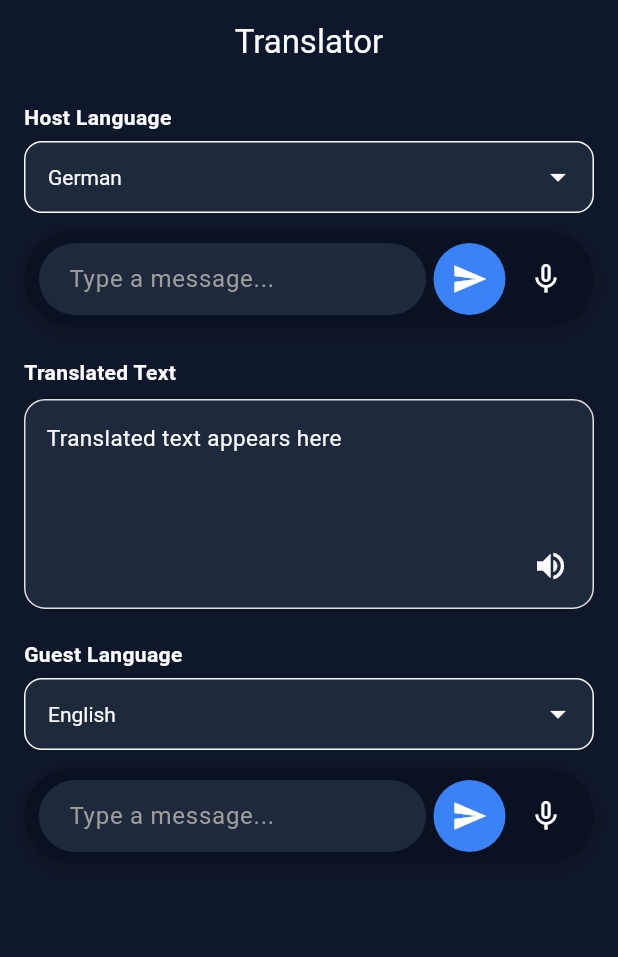
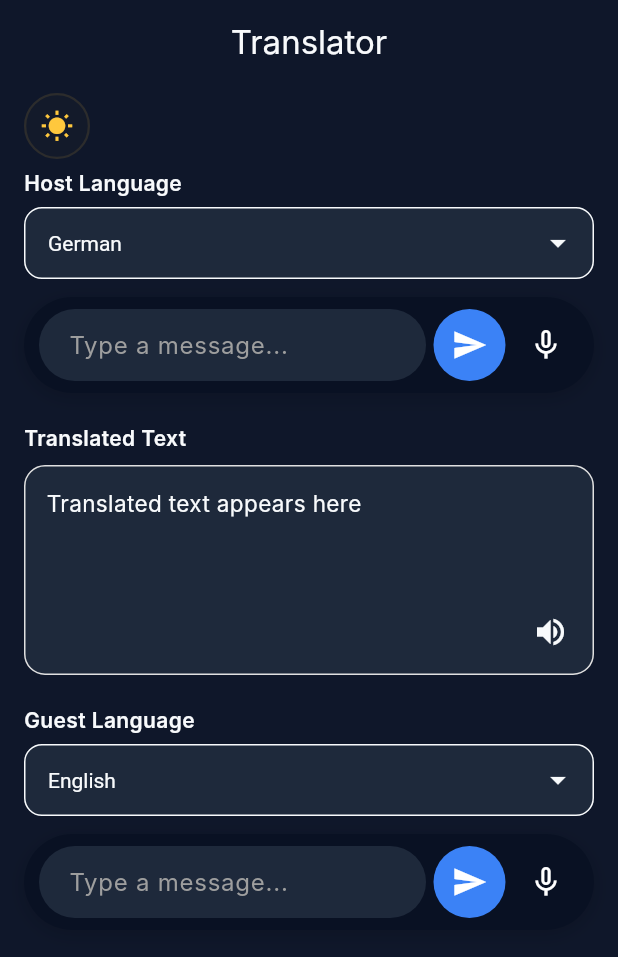
Before and after one commit to yudhisthira123/translation_ollama, a Flutter app: the screen it shows after launch, on a phone screen of 412 x 824 dp. Shown: the top 957 px of the screen. Run offline on Flutter 3.47's test engine with Material 3 defaults, Android fonts, the phone set to English and light mode, and no system bars; our stand-ins replace flutter_tts, speech_to_text; missing offline and left inert: ollama_dart; Roboto replaces fonts that are missing (Inter).

Commit message:
Theme added, minor fixes....

```diff
--- /dev/null
+++ b/lib/apptheme/apptheme.dart
@@ -0,0 +1,38 @@
+import 'package:flutter/material.dart';
+
+import '../constants.dart';
+
+enum AppTheme {
+  dark,
+  light,
+}
+
+
+class AppThemes {
+  static final ThemeData dark = ThemeData(
+    brightness: Brightness.dark,
+    scaffoldBackgroundColor: AppColor.darkBgColor,// BG Color
+    primaryColor: AppColor.darkPriBtnColor,// PRIMARY BTN Color
+    secondaryHeaderColor: AppColor.darkChatWidgetBgColor,// ChatWidgetBg Color
+    fontFamily: 'Inter',
+    cardColor: AppColor.darkCardColor,//CARD COLOR
+    colorScheme: const ColorScheme.dark(
+      primary: AppColor.darkAccentColor,// Accent Color
+      secondary: AppColor.darkTextColor,// Text Color
+    ),
+  );
+
+  static final ThemeData light = ThemeData(
+    brightness: Brightness.light,
+    scaffoldBackgroundColor: AppColor.lightBgColor,
+    primaryColor: AppColor.lightPriBtnColor,
+    secondaryHeaderColor: AppColor.lightChatWidgetBgColor,
+    fontFamily: 'Inter',
+    cardColor: AppColor.lightCardColor,
+    colorScheme: const ColorScheme.light(
+      primary: AppColor.lightAccentColor,
+      secondary: AppColor.lightTextColor,
+    ),
+  );
+
+}
--- /dev/null
+++ b/lib/apptheme/theme_provider.dart
@@ -0,0 +1,23 @@
+import 'package:flutter/material.dart';
+
+import 'apptheme.dart';
+
+class ThemeProvider extends ChangeNotifier {
+  AppTheme _currentTheme = AppTheme.dark;
+
+  AppTheme get currentTheme => _currentTheme;
+
+  ThemeData get themeData {
+    switch (_currentTheme) {
+      case AppTheme.light:
+        return AppThemes.light;
+      case AppTheme.dark:
+        return AppThemes.dark;
+    }
+  }
+
+  void setTheme(AppTheme theme) {
+    _currentTheme = theme;
+    notifyListeners();
+  }
+}
--- a/lib/constants.dart
+++ b/lib/constants.dart
@@ -2,9 +2,17 @@
 import 'dart:ui';
 
 class AppColor {
-  static const Color backgroundColor = Color(0xFF0F172A);
-  static const Color cardColor = Color(0xFF1E293B);
-  static const Color primaryButtonColor = Color(0xFF3B82F6);
-  static const Color accentColor = Color(0xFF60A5FA);
-  static const Color textColor = Color(0xFFF8FAFC);
+  static const Color darkBgColor = Color(0xFF0F172A);
+  static const Color darkCardColor = Color(0xFF1E293B);
+  static const Color darkPriBtnColor = Color(0xFF3B82F6);
+  static const Color darkAccentColor = Color(0xFFF8FAFC);
+  static const Color darkTextColor = Color(0xFFF8FAFC);
+  static const Color darkChatWidgetBgColor = Color(0xFF091123);
+
+  static const Color lightBgColor = Color(0xFFF1F5F9);
+  static const Color lightCardColor = Color(0xFFFFFFFF);
+  static const Color lightPriBtnColor = Color(0xFF22C55E);
+  static const Color lightAccentColor = Color(0xFF4ADE80);
+  static const Color lightTextColor = Color(0xFF0F172A);
+  static const Color lightChatWidgetBgColor = Color(0xFF087A32);
 }
--- a/lib/main.dart
+++ b/lib/main.dart
@@ -1,10 +1,17 @@
 import 'package:flutter/material.dart';
 import 'package:provider/provider.dart';
+import 'apptheme/theme_provider.dart';
 import 'providers/translation_provider.dart';
 import 'screens/translation_screen.dart';
 
 void main() {
-  runApp(const MyApp());
+  // runApp(const MyApp());
+  runApp(
+      ChangeNotifierProvider(
+        create: (_) => ThemeProvider(),
+        child: const MyApp(),
+      )
+  );
 }
 
 class MyApp extends StatelessWidget {
@@ -12,11 +19,14 @@ class MyApp extends StatelessWidget {
 
   @override
   Widget build(BuildContext context) {
+    final themeProvider = context.watch<ThemeProvider>();
+
     return ChangeNotifierProvider(
       create: (_) => TranslationProvider(),
-      child: const MaterialApp(
+      child: MaterialApp(
+        theme: themeProvider.themeData,
         debugShowCheckedModeBanner: false,
-        home: TranslationScreen(),
+        home: const TranslationScreen(),
       ),
     );
   }
--- a/lib/screens/translation_screen.dart
+++ b/lib/screens/translation_screen.dart
@@ -1,6 +1,7 @@
 import 'package:flutter/material.dart';
 import 'package:provider/provider.dart';
-import '../constants.dart';
+import '../apptheme/apptheme.dart';
+import '../apptheme/theme_provider.dart';
 import '../providers/translation_provider.dart';
 import '../util/widgets/chatInputWidget.dart';
 
@@ -12,40 +13,42 @@ class TranslationScreen extends StatelessWidget {
     return Consumer<TranslationProvider>(
       builder: (context, provider, child) {
         return Scaffold(
-          backgroundColor: Color(0xFF0F172A),
+          backgroundColor: Theme.of(context).scaffoldBackgroundColor,
           resizeToAvoidBottomInset: true,
           appBar: AppBar(
-            title: Text("Translator",style: TextStyle(color: AppColor.textColor),),
+            title: Text("Translator",style: TextStyle(color: Theme.of(context).colorScheme.primary),),
             centerTitle: true,
-            backgroundColor: Color(0xFF0F172A),
+            backgroundColor: Theme.of(context).scaffoldBackgroundColor,
           ),
           body: SafeArea(
             child: SingleChildScrollView(
-              padding: const EdgeInsets.symmetric(horizontal: 16, vertical: 12),
+              padding: const EdgeInsets.symmetric(horizontal: 16, vertical: 6),
               child: Column(
                 crossAxisAlignment: CrossAxisAlignment.start,
                 children: [
+                  ActiveThemeButton(),
+                  const SizedBox(height: 6),
 
                   /// HOST LANGUAGE
-                  _buildTextWidget("Host Language"),
+                  _buildTextWidget("Host Language",context),
                   const SizedBox(height: 6),
 
                   DropdownButtonFormField<String>(
                     value: provider.hostLanguage,
                     style: TextStyle(
-                      color: AppColor.textColor,
+                      color: Theme.of(context).colorScheme.secondary,
                     ),
-                    dropdownColor: AppColor.cardColor,
-                    iconEnabledColor: AppColor.textColor,
+                    dropdownColor: Theme.of(context).cardColor,
+                    iconEnabledColor: Theme.of(context).colorScheme.secondary,
                     decoration: InputDecoration(
                       filled: true,
-                      fillColor: AppColor.cardColor,
+                      fillColor: Theme.of(context).cardColor,
                       enabledBorder: OutlineInputBorder(
-                        borderSide: BorderSide(color: AppColor.textColor),
+                        borderSide: BorderSide(color: Theme.of(context).colorScheme.secondary),
                         borderRadius: BorderRadius.circular(12),
                       ),
                       focusedBorder: OutlineInputBorder(
-                        borderSide: BorderSide(color: AppColor.textColor),
+                        borderSide: BorderSide(color: Theme.of(context).colorScheme.secondary),
                         borderRadius: BorderRadius.circular(12),
                       ),
                       // border: OutlineInputBorder(
@@ -76,7 +79,7 @@ class TranslationScreen extends StatelessWidget {
                   const SizedBox(height: 20),
 
                   /// TRANSLATED TEXT
-                  _buildTextWidget("Translated Text"),
+                  _buildTextWidget("Translated Text",context),
 
                   const SizedBox(height: 8),
 
@@ -86,7 +89,7 @@ class TranslationScreen extends StatelessWidget {
                     padding: const EdgeInsets.all(14),
                     decoration: BoxDecoration(
                       // color: Colors.grey.shade50,
-                      color: AppColor.cardColor,
+                      color: Theme.of(context).cardColor,
                       borderRadius: BorderRadius.circular(14),
                       border: Border.all(color: Colors.grey.shade300),
                     ),
@@ -98,8 +101,8 @@ class TranslationScreen extends StatelessWidget {
                             provider.translatedText.isEmpty
                                 ? "Translated text appears here"
                                 : provider.translatedText,
-                            style: const TextStyle(
-                              color: AppColor.textColor,
+                            style: TextStyle(
+                              color: Theme.of(context).colorScheme.secondary,
                               fontSize: 15,
                               height: 1.4,
                             ),
@@ -114,7 +117,7 @@ class TranslationScreen extends StatelessWidget {
                               provider.isSpeaking
                                   ? Icons.stop
                                   : Icons.volume_up,
-                              color: AppColor.textColor,
+                              color: Theme.of(context).colorScheme.secondary,
                             ),
                             onPressed: () async {
                               if (provider.isSpeaking) {
@@ -135,26 +138,26 @@ class TranslationScreen extends StatelessWidget {
                   const SizedBox(height: 20),
 
                   /// GUEST LANGUAGE
-                  _buildTextWidget("Guest Language"),
+                  _buildTextWidget("Guest Language",context),
 
                   const SizedBox(height: 6),
 
                   DropdownButtonFormField<String>(
                     value: provider.guestLanguage,
                     style: TextStyle(
-                      color: AppColor.textColor,
+                      color: Theme.of(context).colorScheme.secondary,
                     ),
-                    dropdownColor: AppColor.cardColor,
-                    iconEnabledColor: AppColor.textColor,
+                    dropdownColor: Theme.of(context).cardColor,
+                    iconEnabledColor: Theme.of(context).colorScheme.secondary,
                     decoration: InputDecoration(
                       filled: true,
-                      fillColor: AppColor.cardColor,
+                      fillColor: Theme.of(context).cardColor,
                       enabledBorder: OutlineInputBorder(
-                        borderSide: BorderSide(color: AppColor.textColor),
+                        borderSide: BorderSide(color: Theme.of(context).colorScheme.secondary),
                         borderRadius: BorderRadius.circular(12),
                       ),
                       focusedBorder: OutlineInputBorder(
-                        borderSide: BorderSide(color: AppColor.textColor),
+                        borderSide: BorderSide(color: Theme.of(context).colorScheme.secondary),
                         borderRadius: BorderRadius.circular(12),
                       ),
                       // border: OutlineInputBorder(
@@ -191,14 +194,85 @@ class TranslationScreen extends StatelessWidget {
       },
     );
   }
-  Widget _buildTextWidget(String value) {
+  Widget _buildTextWidget(String value,BuildContext context) {
     return Text(
       value,
       style: TextStyle(
         fontSize: 14,
         fontWeight: FontWeight.w600,
-        color: AppColor.textColor
+        color: Theme.of(context).colorScheme.primary
       ),
     );
   }
 }
+
+class ActiveThemeButton extends StatelessWidget {
+  const ActiveThemeButton({super.key});
+
+  @override
+  Widget build(BuildContext context) {
+    final themeProvider = context.watch<ThemeProvider>();
+    final currentTheme = themeProvider.currentTheme;
+
+    return GestureDetector(
+      onTap: () {
+        if (currentTheme == AppTheme.dark) {
+          themeProvider.setTheme(AppTheme.light);
+        }
+        else {
+          themeProvider.setTheme(AppTheme.dark);
+        }
+      },
+      child: AnimatedContainer(
+        duration: const Duration(milliseconds: 250),
+        width: 44,
+        height: 44,
+        decoration: BoxDecoration(
+          shape: BoxShape.circle,
+          color: _borderForTheme(currentTheme).withOpacity(0.15),
+          border: Border.all(
+            color: _borderForTheme(currentTheme),
+            width: 1.5,
+          ),
+        ),
+        child: AnimatedSwitcher(
+          duration: const Duration(milliseconds: 200),
+          transitionBuilder: (child, animation) {
+            return RotationTransition(
+              turns: animation,
+              child: FadeTransition(opacity: animation, child: child),
+            );
+          },
+          child: Icon(
+            _iconForTheme(currentTheme),
+            key: ValueKey(currentTheme),
+            size: 22,
+            color: _iconColorForTheme(currentTheme),
+          ),
+        ),
+      ),
+    );
+  }
+}
+
+IconData _iconForTheme(AppTheme theme) {
+  switch (theme) {
+    case AppTheme.dark:
+      return Icons.wb_sunny;
+    case AppTheme.light:
+      return Icons.brightness_3;
+  }
+}
+
+Color _borderForTheme(AppTheme theme) {
+  switch (theme) {
+    case AppTheme.dark:
+      return const Color(0xFF2C2C2C);
+    case AppTheme.light:
+      return const Color(0xFFA3A7AB);
+  }
+}
+
+Color _iconColorForTheme(AppTheme theme) {
+  return const Color(0xFFFFC83D);
+}
--- a/lib/util/widgets/chatInputWidget.dart
+++ b/lib/util/widgets/chatInputWidget.dart
@@ -11,14 +11,15 @@ class ChatInputWidget extends StatefulWidget {
   ChatInputWidget({
     super.key,
     required this.translationProvider,
-    required this.isHost
+    required this.isHost,
   });
 
   @override
   State<ChatInputWidget> createState() => _ChatInputWidgetState();
 }
 
-class _ChatInputWidgetState extends State<ChatInputWidget> with SingleTickerProviderStateMixin {
+class _ChatInputWidgetState extends State<ChatInputWidget>
+    with SingleTickerProviderStateMixin {
   final TextEditingController messageController = TextEditingController();
   late stt.SpeechToText _speech;
   bool _isListening = false;
@@ -27,7 +28,6 @@ class _ChatInputWidgetState extends State<ChatInputWidget> with SingleTickerProv
   bool _receivedFinalResult = false;
   late AnimationController _micAnimationController;
   late Animation<double> _micAnimation;
-
 
   @override
   void initState() {
@@ -39,19 +39,18 @@ class _ChatInputWidgetState extends State<ChatInputWidget> with SingleTickerProv
     );
 
     _micAnimation = Tween<double>(begin: 1.0, end: 1.1).animate(
-      CurvedAnimation(
-        parent: _micAnimationController,
-        curve: Curves.easeInOut,
-      ),
+      CurvedAnimation(parent: _micAnimationController, curve: Curves.easeInOut),
     );
 
-    _speech.initialize(
+    _speech
+        .initialize(
           onStatus: _onSpeechStatus,
           onError: (error) {
             // print("Speech error: $error");
             if (_isListening) _restartListening();
           },
-    ).then((enabled) {
+        )
+        .then((enabled) {
           _speechEnabled = enabled;
         });
   }
@@ -73,7 +72,6 @@ class _ChatInputWidgetState extends State<ChatInputWidget> with SingleTickerProv
 
     if (!_isListening) return;
 
-
     _speech.listen(
       onResult: (val) {
         if (!_isListening) return;
@@ -89,11 +87,11 @@ class _ChatInputWidgetState extends State<ChatInputWidget> with SingleTickerProv
             ? _lastWords
             : "$_lastWords ${val.recognizedWords}".trim();
 
-
         setState(() {
           messageController.text = fullText;
-          messageController.selection =
-              TextSelection.collapsed(offset: text.length);
+          messageController.selection = TextSelection.collapsed(
+            offset: text.length,
+          );
         });
 
         widget.translationProvider.setInputText(fullText);
@@ -106,13 +104,16 @@ class _ChatInputWidgetState extends State<ChatInputWidget> with SingleTickerProv
         cancelOnError: false,
       ),
       localeId: widget.isHost
-          ? widget.translationProvider.languageCodes[widget.translationProvider.hostLanguage]
-          : widget.translationProvider.languageCodes[widget.translationProvider.guestLanguage],
+          ? widget.translationProvider.languageCodes[widget
+                .translationProvider
+                .hostLanguage]
+          : widget.translationProvider.languageCodes[widget
+                .translationProvider
+                .guestLanguage],
     );
   }
 
   void _startListening() async {
-
     widget.translationProvider.setSpeechLanguage(widget.isHost);
 
     if (!_speech.isAvailable) {
@@ -151,15 +152,19 @@ class _ChatInputWidgetState extends State<ChatInputWidget> with SingleTickerProv
         widget.translationProvider.setInputText(fullText);
       },
       listenFor: const Duration(seconds: 30),
-      pauseFor: const Duration(seconds:5),
+      pauseFor: const Duration(seconds: 5),
       listenOptions: stt.SpeechListenOptions(
         partialResults: true,
         listenMode: stt.ListenMode.dictation,
         cancelOnError: false,
       ),
       localeId: widget.isHost
-          ? widget.translationProvider.languageCodes[widget.translationProvider.hostLanguage]
-          : widget.translationProvider.languageCodes[widget.translationProvider.guestLanguage],
+          ? widget.translationProvider.languageCodes[widget
+                .translationProvider
+                .hostLanguage]
+          : widget.translationProvider.languageCodes[widget
+                .translationProvider
+                .guestLanguage],
     );
   }
 
@@ -171,7 +176,6 @@ class _ChatInputWidgetState extends State<ChatInputWidget> with SingleTickerProv
   }
 
   void _sendMessage() {
-
     widget.translationProvider.setSpeechLanguage(widget.isHost);
 
     final text = messageController.text.trim();
@@ -183,7 +187,6 @@ class _ChatInputWidgetState extends State<ChatInputWidget> with SingleTickerProv
 
     widget.translationProvider.setInputText(text);
     widget.translationProvider.translate();
-
 
     WidgetsBinding.instance.addPostFrameCallback((_) {
       messageController.clear();
@@ -198,10 +201,10 @@ class _ChatInputWidgetState extends State<ChatInputWidget> with SingleTickerProv
       child: ConstrainedBox(
         constraints: BoxConstraints(maxWidth: 550),
         child: Container(
-          width: 550,// Given 550 so that it will look good on web also.
+          width: 550, // Given 550 so that it will look good on web also.
           padding: const EdgeInsets.symmetric(horizontal: 10, vertical: 8),
           decoration: BoxDecoration(
-            color: const Color(0xFF091123),
+            color: Theme.of(context).secondaryHeaderColor,
             // color: AppColor.backgroundColor,
             borderRadius: BorderRadius.circular(40),
             boxShadow: [
@@ -209,7 +212,7 @@ class _ChatInputWidgetState extends State<ChatInputWidget> with SingleTickerProv
                 color: Colors.black.withOpacity(0.15),
                 blurRadius: 10,
                 offset: const Offset(0, 3),
-              )
+              ),
             ],
           ),
           child: Row(
@@ -218,13 +221,13 @@ class _ChatInputWidgetState extends State<ChatInputWidget> with SingleTickerProv
                 child: TextField(
                   controller: messageController,
                   onChanged: widget.translationProvider.setInputText,
-                  style: const TextStyle(color: Colors.white),
+                  style: const TextStyle(color: Colors.grey),
                   decoration: InputDecoration(
                     hintText: "Type a message...",
                     hintStyle: const TextStyle(color: Colors.grey),
                     filled: true,
                     // fillColor: const Color(0xFF2C2C2C),
-                    fillColor: AppColor.cardColor,
+                    fillColor: Theme.of(context).cardColor,
                     contentPadding: const EdgeInsets.symmetric(
                       horizontal: 16,
                       vertical: 12,
@@ -252,6 +255,7 @@ class _ChatInputWidgetState extends State<ChatInputWidget> with SingleTickerProv
       ),
     );
   }
+
   @override
   void dispose() {
     _speech.stop();
@@ -264,7 +268,7 @@ class _ChatInputWidgetState extends State<ChatInputWidget> with SingleTickerProv
     return Container(
       decoration: BoxDecoration(
         // color: const Color(0xFF8E44AD),
-        color: AppColor.primaryButtonColor,
+        color: Theme.of(context).primaryColor,
         borderRadius: BorderRadius.circular(50),
       ),
       child: IconButton(
@@ -292,7 +296,7 @@ class _ChatInputWidgetState extends State<ChatInputWidget> with SingleTickerProv
               padding: const EdgeInsets.all(10),
               decoration: BoxDecoration(
                 color: _isListening
-                    ? AppColor.primaryButtonColor
+                    ? Theme.of(context).primaryColor
                     : Colors.transparent,
                 shape: BoxShape.circle,
               ),
```
Also changed, not shown: pubspec.lock. Lines whose indentation alone changed are shown as unchanged.
